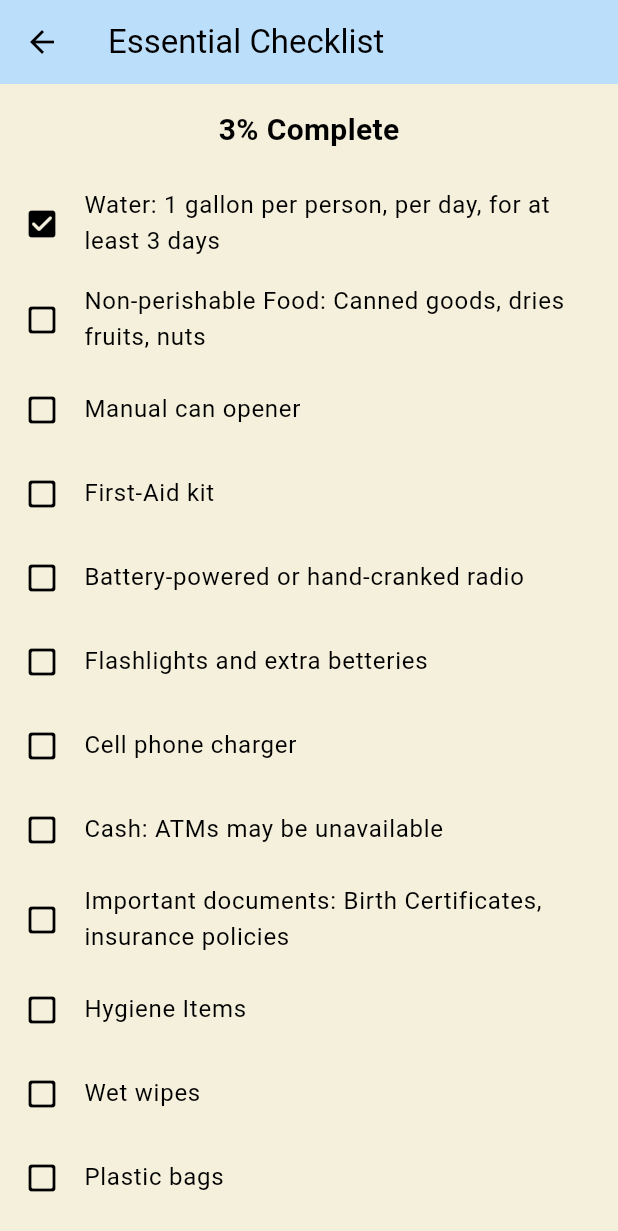
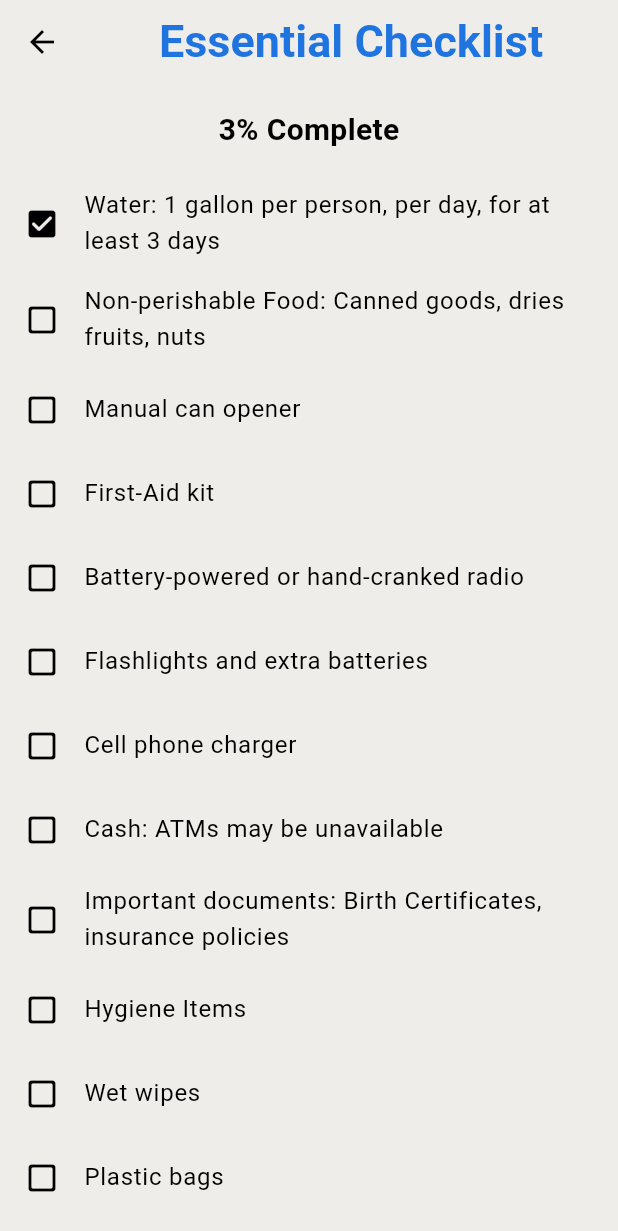
Before and after one commit to LeBern-Matthews/Lookout_Mobile_App, a Flutter app: the EssentialChecklistPage screen opened directly, after a tap on "Water: 1 gallon per person, per day, for", on a phone screen of 412 x 824 dp. Shown: the top 1231 px of the screen. Run offline on Flutter 3.47's test engine with Material 3 defaults, Android fonts, the phone set to English and light mode, and no system bars; our stand-ins replace google_maps_flutter, internet_connection_checker, location.

Commit message:
feat: Implement CustomAppBar and update UI components across pages fix: Correct spelling in emergency info and update light mode theme colors

```diff
--- a/lib/assets/emergencyinfo.txt
+++ b/lib/assets/emergencyinfo.txt
@@ -3,7 +3,7 @@ Non-perishable Food: Canned goods, dries fruits, nuts
 Manual can opener
 First-Aid kit
 Battery-powered or hand-cranked radio
-Flashlights and extra betteries
+Flashlights and extra batteries
 Cell phone charger
 Cash: ATMs may be unavailable
 Important documents: Birth Certificates, insurance policies
--- /dev/null
+++ b/lib/components/appbar.dart
@@ -0,0 +1,18 @@
+import 'package:flutter/material.dart';
+class CustomAppBar extends StatelessWidget implements PreferredSizeWidget {
+  final String title;
+
+  const CustomAppBar({super.key, required this.title});
+
+  @override
+  Widget build(BuildContext context) {
+    return AppBar(
+      title: Center(child: Text(title, style: TextStyle(fontSize: 30, fontWeight: FontWeight.bold, color: Theme.of(context).colorScheme.primary),)),
+      centerTitle: false,
+      backgroundColor: Theme.of(context).colorScheme.surface,
+    );
+  }
+
+  @override
+  Size get preferredSize => const Size.fromHeight(kToolbarHeight);
+}
--- a/lib/pages/emergency_contacts.dart
+++ b/lib/pages/emergency_contacts.dart
@@ -2,6 +2,8 @@ import 'package:flutter/material.dart';
 import 'package:lookout/components/calling_button.dart';
 import 'package:provider/provider.dart';
 import '../services/country_provider.dart';
+import '../components/appbar.dart';
+
 
 
 class EmergencyContactsPage extends StatefulWidget {
@@ -25,10 +27,7 @@ class _EmergencyContactsPageState extends State<EmergencyContactsPage> {
 
 
   return Scaffold(
-    appBar: AppBar(title: Text("Emergency contacts"),
-      centerTitle: false,
-      backgroundColor: Theme.of(context).colorScheme.primary,
-    ),
+    appBar: CustomAppBar(title:"Emergency Contacts"),
     body: Column(
       crossAxisAlignment: CrossAxisAlignment.start,
       children: [
--- a/lib/pages/essential_checklist_page.dart
+++ b/lib/pages/essential_checklist_page.dart
@@ -1,6 +1,8 @@
 import 'package:flutter/material.dart';
 import 'package:provider/provider.dart';
 import '../services/progress_provider.dart';
+import '../components/appbar.dart';
+
 
 import 'package:flutter/services.dart' show rootBundle;
 
@@ -50,11 +52,7 @@ class _EssentialChecklistPageState extends State<EssentialChecklistPage>
   Widget build(BuildContext context) {
     super.build(context);
     return Scaffold(
-      appBar: AppBar(
-        title: const Text("Essential Checklist"),
-        centerTitle: false,
-        backgroundColor:Theme.of(context).colorScheme.primary,
-      ),
+      appBar: CustomAppBar(title: "Essential Checklist"),
       body: Column(
         children: [
           // Progress indicator at the top
--- a/lib/pages/home_page.dart
+++ b/lib/pages/home_page.dart
@@ -1,6 +1,7 @@
 import 'package:flutter/material.dart';
 import 'package:provider/provider.dart';
 import '../services/progress_provider.dart';
+import '../components/appbar.dart';
 //import 'package:test_project/essential_checklist_page.dart' as essential_checklist_page;
 ///import '../components/map.dart';
 class HomePage extends StatefulWidget {
@@ -20,11 +21,7 @@ class _HomePageState extends State<HomePage> with AutomaticKeepAliveClientMixin
     final progress = context.watch<ProgressProvider>().progress;
     final currentColour=context.watch<ProgressProvider>().colour;
     return Scaffold(
-      appBar: AppBar(
-        title: const Text("Home Page"),
-        centerTitle: false,
-        backgroundColor: Theme.of(context).colorScheme.primary,
-      ),
+      appBar: CustomAppBar(title: "Home"),
       body: Column(
         children: [
           SizedBox(height: 60,),
--- a/lib/themes/light_mode.dart
+++ b/lib/themes/light_mode.dart
@@ -2,14 +2,14 @@ import 'package:flutter/material.dart';
 
 ThemeData lightmode = ThemeData(
   colorScheme: ColorScheme.light(
-    surface: const Color.fromRGBO(244, 240, 220, 20), // the background colour
+    surface: const Color.fromARGB(100,241, 244, 248), // the background colour
     primary: const Color.fromRGBO(187, 222, 251, 1),
     secondary: const Color.fromARGB(255, 132, 192, 240),
     tertiary: const Color.fromRGBO(109, 106, 66, 10),
   ).copyWith(
     brightness: Brightness.light,
-    primary: const Color.fromRGBO(187, 222, 251, 1),
-    surface: const Color.fromRGBO(244, 240, 220, 20),
+    primary: const Color.fromRGBO(31, 116, 223, 1),
+    surface: const Color.fromRGBO(238,237,233, 1),
   ),
   pageTransitionsTheme: const PageTransitionsTheme(
     builders: {
```
Also changed, not shown: 1 other file.
